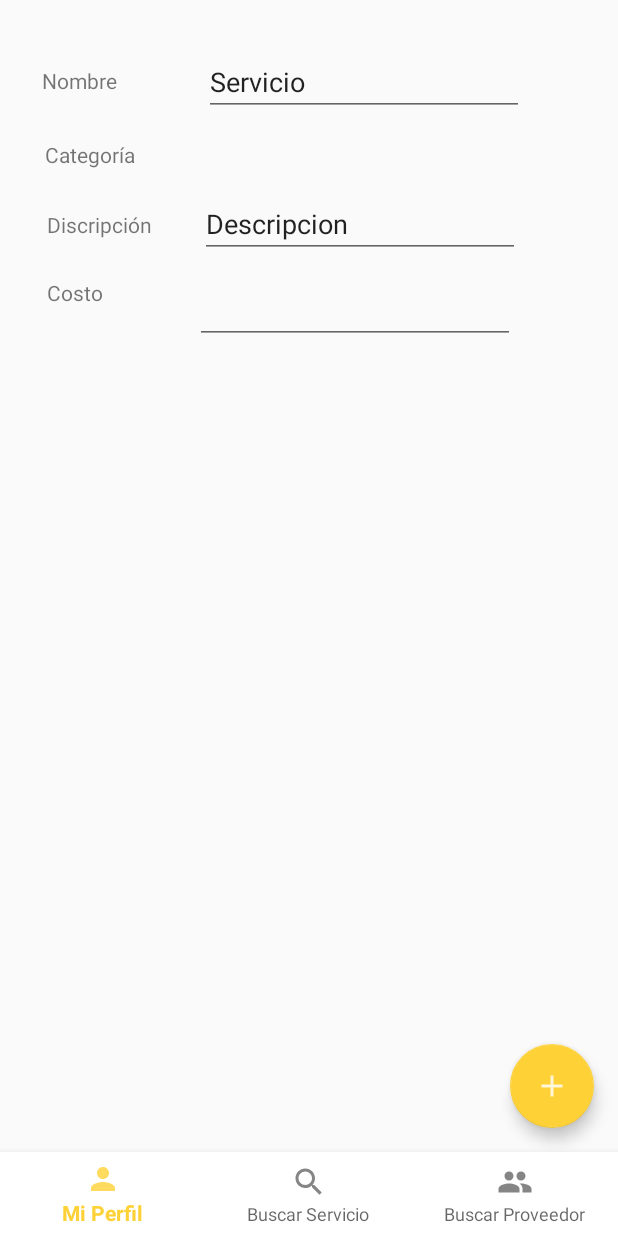
After one commit to DiegoKraenau/RapiSolverApp, an Android app: the fragment AgregarServicioFragment placed in its activity, on a phone screen of 412 x 824 dp. The commit adds this screen. Run offline under Robolectric (Android 15) with nearby library versions, the phone set to English and light mode, and no system bars.

Commit message:
Se implemento Agregar Servicio

```diff
--- /dev/null
+++ b/RapiSolverApp/app/src/main/java/com/example/rapisolverapp/Fragments/AgregarServicioFragment.kt
@@ -0,0 +1,81 @@
+package com.example.rapisolverapp.Fragments
+
+import android.os.Bundle
+import androidx.fragment.app.Fragment
+import android.view.LayoutInflater
+import android.view.View
+import android.view.ViewGroup
+import android.widget.Toast
+import com.example.rapisolverapp.Activities.LogueoActivity
+import com.example.rapisolverapp.Models.ServiceDetail
+import com.example.rapisolverapp.R
+import com.example.rapisolverapp.Services.ServiceDetailService
+import com.example.rapisolverapp.Services.ServiceService
+import kotlinx.android.synthetic.main.fragment_agregar_servicio.*
+import kotlinx.android.synthetic.main.fragment_agregar_servicio.view.*
+import kotlinx.android.synthetic.main.fragment_buscar_servicio.view.*
+import retrofit2.Call
+import retrofit2.Callback
+import retrofit2.Response
+import retrofit2.Retrofit
+import retrofit2.converter.gson.GsonConverterFactory
+import java.util.*
+
+/**
+ * A simple [Fragment] subclass.
+ */
+class AgregarServicioFragment : Fragment() {
+
+    override fun onCreateView(
+        inflater: LayoutInflater, container: ViewGroup?,
+        savedInstanceState: Bundle?
+    ): View? {
+
+        var vista:View
+        // Inflate the layout for this fragment
+        vista = inflater.inflate(R.layout.fragment_agregar_servicio, container, false)
+
+        vista.agregarServicio.setOnClickListener {
+            val retrofit = Retrofit.Builder()
+                .baseUrl("https://rapisolverprueba.herokuapp.com/api/")
+                .addConverterFactory(GsonConverterFactory.create())
+                .build()
+
+
+            val serviceDetailService: ServiceDetailService
+
+            serviceDetailService=retrofit.create(ServiceDetailService::class.java)
+            var serviceDetail = ServiceDetail()
+            serviceDetail.serviceName = vista.txt_nombreservicio.text.toString()
+            serviceDetail.categoryName = "Electricidad"
+            serviceDetail.description = vista.txt_descripservicio.text.toString()
+            serviceDetail.cost = vista.txt_costoservicio.text.toString()
+
+            serviceDetail.supplierId = 1
+
+
+            val request=serviceDetailService.postService(serviceDetail)
+
+            request.enqueue(object : Callback<Any> {
+                override fun onFailure(call: Call<Any>, t: Throwable) {
+                    TODO("not implemented") //To change body of created functions use File | Settings | File Templates.
+                }
+
+                override fun onResponse(call: Call<Any>, response: Response<Any>) {
+                    if (response.isSuccessful){
+                        Toast.makeText(context,"Se agregó exitosamente.",Toast.LENGTH_SHORT).show()
+                    }
+                }
+
+
+            })
+
+        }
+
+
+        return vista
+    }
+
+
+
+}
--- a/RapiSolverApp/app/src/main/java/com/example/rapisolverapp/Services/ServiceDetailService.kt
+++ b/RapiSolverApp/app/src/main/java/com/example/rapisolverapp/Services/ServiceDetailService.kt
@@ -13,5 +13,5 @@
 
     @POST("servicedetails")
     @Headers( "Content-Type: application/json;charset=UTF-8")
-    fun postRecommendation(@Body servicedetail: ServiceDetail):Call<Any>
+    fun postService(@Body servicedetail: ServiceDetail):Call<Any>
 }
--- /dev/null
+++ b/RapiSolverApp/app/src/main/res/layout/fragment_agregar_servicio.xml
@@ -0,0 +1,98 @@
+<?xml version="1.0" encoding="utf-8"?>
+<androidx.constraintlayout.widget.ConstraintLayout xmlns:android="http://schemas.android.com/apk/res/android"
+    xmlns:app="http://schemas.android.com/apk/res-auto"
+    xmlns:tools="http://schemas.android.com/tools"
+    android:layout_width="match_parent"
+    android:layout_height="match_parent"
+    tools:context=".Fragments.AgregarServicioFragment">
+
+    <!-- TODO: Update blank fragment layout -->
+
+    <com.google.android.material.floatingactionbutton.FloatingActionButton
+        android:id="@+id/agregarServicio"
+        android:layout_width="wrap_content"
+        android:layout_height="wrap_content"
+        android:layout_gravity="end|bottom"
+        android:layout_margin="16dp"
+        android:layout_marginEnd="16dp"
+        android:layout_marginBottom="64dp"
+        android:src="@drawable/ic_action_agregar"
+        app:layout_constraintBottom_toBottomOf="parent"
+        app:layout_constraintEnd_toEndOf="parent" />
+
+    <TextView
+        android:id="@+id/textView"
+        android:layout_width="wrap_content"
+        android:layout_height="wrap_content"
+        android:layout_marginStart="28dp"
+        android:layout_marginTop="44dp"
+        android:text="Nombre"
+        app:layout_constraintStart_toStartOf="parent"
+        app:layout_constraintTop_toTopOf="parent" />
+
+    <TextView
+        android:id="@+id/textView4"
+        android:layout_width="wrap_content"
+        android:layout_height="wrap_content"
+        android:layout_marginStart="30dp"
+        android:layout_marginTop="30dp"
+        android:text="Categoría"
+        app:layout_constraintStart_toStartOf="parent"
+        app:layout_constraintTop_toBottomOf="@+id/textView" />
+
+    <TextView
+        android:id="@+id/textView5"
+        android:layout_width="wrap_content"
+        android:layout_height="wrap_content"
+        android:layout_marginStart="31dp"
+        android:layout_marginTop="27dp"
+        android:text="Discripción"
+        app:layout_constraintStart_toStartOf="parent"
+        app:layout_constraintTop_toBottomOf="@+id/textView4" />
+
+    <TextView
+        android:id="@+id/textView6"
+        android:layout_width="wrap_content"
+        android:layout_height="wrap_content"
+        android:layout_marginStart="31dp"
+        android:layout_marginTop="26dp"
+        android:text="Costo"
+        app:layout_constraintStart_toStartOf="parent"
+        app:layout_constraintTop_toBottomOf="@+id/textView5" />
+
+    <EditText
+        android:id="@+id/txt_nombreservicio"
+        android:layout_width="wrap_content"
+        android:layout_height="wrap_content"
+        android:layout_marginStart="58dp"
+        android:layout_marginTop="32dp"
+        android:ems="10"
+        android:inputType="textPersonName"
+        android:text="Servicio"
+        app:layout_constraintStart_toEndOf="@+id/textView"
+        app:layout_constraintTop_toTopOf="parent" />
+
+    <EditText
+        android:id="@+id/txt_descripservicio"
+        android:layout_width="wrap_content"
+        android:layout_height="wrap_content"
+        android:layout_marginStart="32dp"
+        android:layout_marginTop="49dp"
+        android:ems="10"
+        android:inputType="textPersonName"
+        android:text="Descripcion"
+        app:layout_constraintStart_toEndOf="@+id/textView5"
+        app:layout_constraintTop_toBottomOf="@+id/txt_nombreservicio" />
+
+    <EditText
+        android:id="@+id/txt_costoservicio"
+        android:layout_width="wrap_content"
+        android:layout_height="wrap_content"
+        android:layout_marginStart="61dp"
+        android:layout_marginTop="12dp"
+        android:ems="10"
+        android:inputType="numberDecimal"
+        app:layout_constraintStart_toEndOf="@+id/textView6"
+        app:layout_constraintTop_toBottomOf="@+id/txt_descripservicio" />
+
+</androidx.constraintlayout.widget.ConstraintLayout>
--- a/RapiSolverApp/app/src/main/res/layout/fragment_buscar_servicio.xml
+++ b/RapiSolverApp/app/src/main/res/layout/fragment_buscar_servicio.xml
@@ -69,9 +69,9 @@
         android:src="@drawable/imagen404" />
 
     <Button
-        android:id="@+id/add_Service"
-        android:layout_width="50dp"
-        android:layout_height="50dp"
+        android:id="@+id/btn_add_Service"
+        android:layout_width="80dp"
+        android:layout_height="80dp"
         android:layout_alignParentEnd="true"
         android:layout_alignParentBottom="true"
         android:layout_marginEnd="1dp"
```
Also changed, not shown: RapiSolverApp/app/src/main/java/com/example/rapisolverapp/Fragments/BuscarServicioFragment.kt (+23 -1 lines), RapiSolverApp/app/src/main/java/com/example/rapisolverapp/Models/ServiceDetail.kt (+20 -20 lines).
